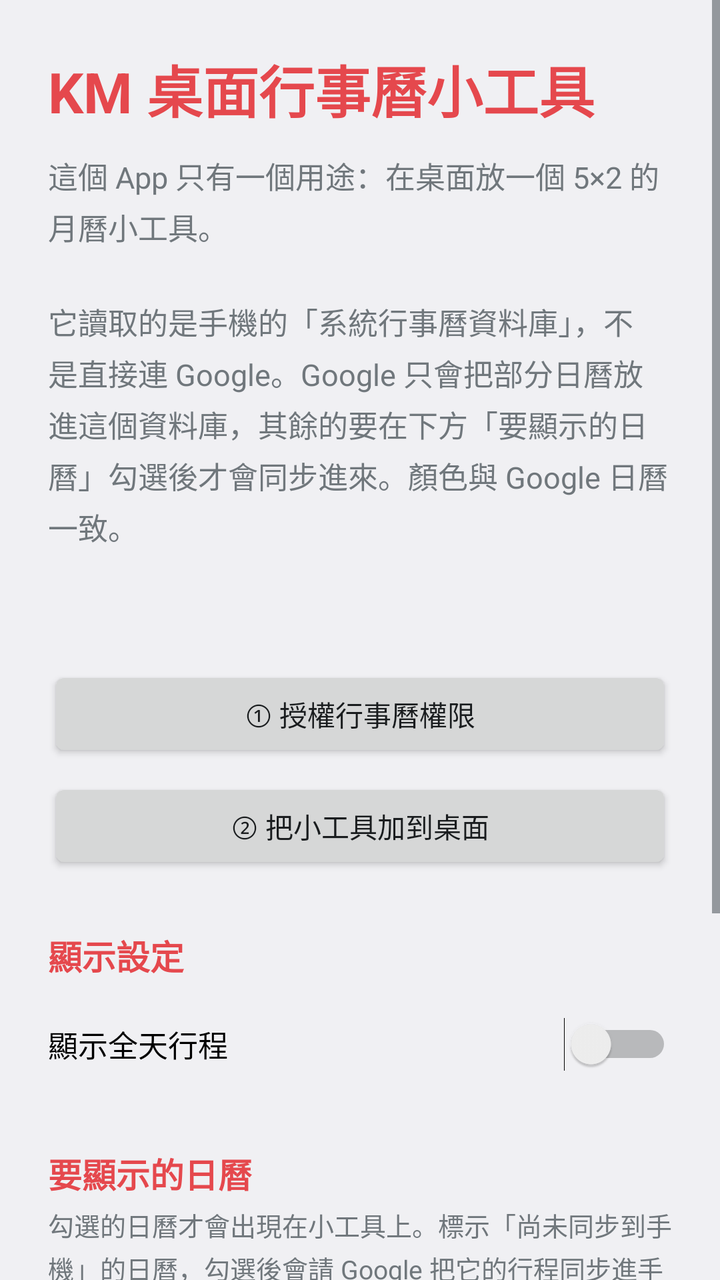
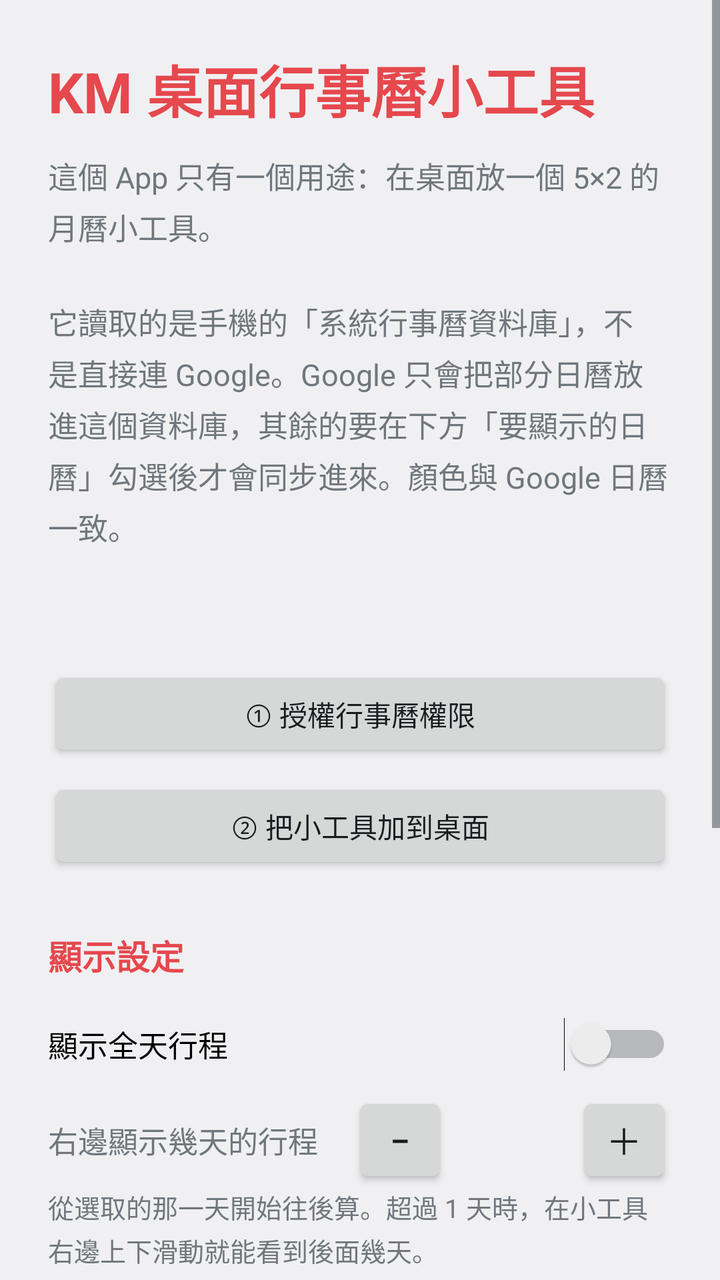

Compare the two renders of this Android layout. The source of the first and the diff that turns it into the second are given below.
<!-- AndroidManifest.xml: application theme android:Theme.DeviceDefault.DayNight -->
<!-- res/layout/activity_main.xml -->
<?xml version="1.0" encoding="utf-8"?>
<ScrollView xmlns:android="http://schemas.android.com/apk/res/android"
    android:layout_width="match_parent"
    android:layout_height="match_parent"
    android:fitsSystemWindows="true">

    <LinearLayout
        android:layout_width="match_parent"
        android:layout_height="wrap_content"
        android:orientation="vertical"
        android:padding="24dp">

        <TextView
            android:layout_width="wrap_content"
            android:layout_height="wrap_content"
            android:text="@string/main_title"
            android:textColor="@color/accent"
            android:textSize="28sp"
            android:textStyle="bold" />

        <TextView
            android:layout_width="match_parent"
            android:layout_height="wrap_content"
            android:layout_marginTop="12dp"
            android:lineSpacingExtra="4dp"
            android:text="@string/main_intro"
            android:textSize="15sp" />

        <TextView
            android:id="@+id/status"
            android:layout_width="match_parent"
            android:layout_height="wrap_content"
            android:layout_marginTop="24dp"
            android:textSize="17sp"
            android:textStyle="bold" />

        <Button
            android:id="@+id/btn_grant"
            android:layout_width="match_parent"
            android:layout_height="wrap_content"
            android:layout_marginTop="12dp"
            android:text="@string/btn_grant" />

        <Button
            android:id="@+id/btn_pin"
            android:layout_width="match_parent"
            android:layout_height="wrap_content"
            android:layout_marginTop="8dp"
            android:text="@string/btn_pin" />

        <TextView
            android:layout_width="match_parent"
            android:layout_height="wrap_content"
            android:layout_marginTop="28dp"
            android:text="@string/section_display"
            android:textColor="@color/accent"
            android:textSize="17sp"
            android:textStyle="bold" />

        <Switch
            android:id="@+id/switch_all_day"
            android:layout_width="match_parent"
            android:layout_height="wrap_content"
            android:layout_marginTop="8dp"
            android:minHeight="48dp"
            android:text="@string/show_all_day"
            android:textSize="15sp" />

        <TextView
            android:layout_width="match_parent"
            android:layout_height="wrap_content"
            android:layout_marginTop="28dp"
            android:text="@string/section_calendars"
            android:textColor="@color/accent"
            android:textSize="17sp"
            android:textStyle="bold" />

        <TextView
            android:layout_width="match_parent"
            android:layout_height="wrap_content"
            android:layout_marginTop="4dp"
            android:lineSpacingExtra="3dp"
            android:text="@string/calendars_hint"
            android:textSize="13sp" />

        <LinearLayout
            android:id="@+id/calendars"
            android:layout_width="match_parent"
            android:layout_height="wrap_content"
            android:layout_marginTop="8dp"
            android:orientation="vertical" />

        <TextView
            android:layout_width="match_parent"
            android:layout_height="wrap_content"
            android:layout_marginTop="28dp"
            android:lineSpacingExtra="4dp"
            android:text="@string/main_tips"
            android:textSize="15sp" />
    </LinearLayout>
</ScrollView>
<!-- resources referenced by this layout -->
<resources>
  <color name="accent">#E5484D</color>
  <string name="btn_grant">① 授權行事曆權限</string>
  <string name="btn_pin">② 把小工具加到桌面</string>
  <string name="calendars_hint">勾選的日曆才會出現在小工具上。標示「尚未同步到手機」的日曆，勾選後會請 Google 把它的行程同步進手機，通常要等幾分鐘。右邊能顯示幾筆行程由小工具高度決定，拉高就會變多。</string>
  <string name="main_intro">這個 App 只有一個用途：在桌面放一個 5×2 的月曆小工具。\n\n它讀取的是手機的「系統行事曆資料庫」，不是直接連 Google。Google 只會把部分日曆放進這個資料庫，其餘的要在下方「要顯示的日曆」勾選後才會同步進來。顏色與 Google 日曆一致。</string>
  <string name="main_tips">小工具操作：\n• 點任一日期 → 右邊顯示那一天的行程\n• 點灰色日期 → 跳到上／下個月\n• 點左上角月份 → 回到今天\n• 點行程 → 在行事曆 App 打開\n• 點 ＋ → 新增行程</string>
  <string name="main_title">KM 桌面行事曆小工具</string>
  <string name="section_calendars">要顯示的日曆</string>
  <string name="section_display">顯示設定</string>
  <string name="show_all_day">顯示全天行程</string>
</resources>

<!-- the commit's change to res/layout/activity_main.xml (unified diff, before → after) -->
@@ -66,6 +66,50 @@
             android:text="@string/show_all_day"
             android:textSize="15sp" />
 
+        <LinearLayout
+            android:layout_width="match_parent"
+            android:layout_height="wrap_content"
+            android:gravity="center_vertical"
+            android:minHeight="48dp"
+            android:orientation="horizontal">
+
+            <TextView
+                android:layout_width="0dp"
+                android:layout_height="wrap_content"
+                android:layout_weight="1"
+                android:text="@string/days_label"
+                android:textSize="15sp" />
+
+            <Button
+                android:id="@+id/btn_days_minus"
+                android:layout_width="48dp"
+                android:layout_height="48dp"
+                android:text="−"
+                android:textSize="18sp" />
+
+            <TextView
+                android:id="@+id/days_value"
+                android:layout_width="64dp"
+                android:layout_height="wrap_content"
+                android:gravity="center"
+                android:textSize="16sp"
+                android:textStyle="bold" />
+
+            <Button
+                android:id="@+id/btn_days_plus"
+                android:layout_width="48dp"
+                android:layout_height="48dp"
+                android:text="＋"
+                android:textSize="18sp" />
+        </LinearLayout>
+
+        <TextView
+            android:layout_width="match_parent"
+            android:layout_height="wrap_content"
+            android:lineSpacingExtra="3dp"
+            android:text="@string/days_hint"
+            android:textSize="13sp" />
+
         <TextView
             android:layout_width="match_parent"
             android:layout_height="wrap_content"
<!-- resource entries referenced after the edit -->
@@ -3,9 +3,11 @@
   <color name="accent">#E5484D</color>
   <string name="btn_grant">① 授權行事曆權限</string>
   <string name="btn_pin">② 把小工具加到桌面</string>
-  <string name="calendars_hint">勾選的日曆才會出現在小工具上。標示「尚未同步到手機」的日曆，勾選後會請 Google 把它的行程同步進手機，通常要等幾分鐘。右邊能顯示幾筆行程由小工具高度決定，拉高就會變多。</string>
+  <string name="calendars_hint">勾選的日曆才會出現在小工具上。標示「尚未同步到手機」的日曆，勾選後會請 Google 把它的行程同步進手機，通常要等幾分鐘。</string>
+  <string name="days_hint">從選取的那一天開始往後算。超過 1 天時，在小工具右邊上下滑動就能看到後面幾天。</string>
+  <string name="days_label">右邊顯示幾天的行程</string>
   <string name="main_intro">這個 App 只有一個用途：在桌面放一個 5×2 的月曆小工具。\n\n它讀取的是手機的「系統行事曆資料庫」，不是直接連 Google。Google 只會把部分日曆放進這個資料庫，其餘的要在下方「要顯示的日曆」勾選後才會同步進來。顏色與 Google 日曆一致。</string>
-  <string name="main_tips">小工具操作：\n• 點任一日期 → 右邊顯示那一天的行程\n• 點灰色日期 → 跳到上／下個月\n• 點左上角月份 → 回到今天\n• 點行程 → 在行事曆 App 打開\n• 點 ＋ → 新增行程</string>
+  <string name="main_tips">小工具操作：\n• 點任一日期 → 右邊顯示那一天的行程\n• 點灰色日期 → 跳到上／下個月\n• 點左上角月份 → 回到今天\n• 右邊行程可以上下滑動\n• 點行程 → 在行事曆 App 打開\n• 點 ＋ → 新增行程</string>
   <string name="main_title">KM 桌面行事曆小工具</string>
   <string name="section_calendars">要顯示的日曆</string>
   <string name="section_display">顯示設定</string>
